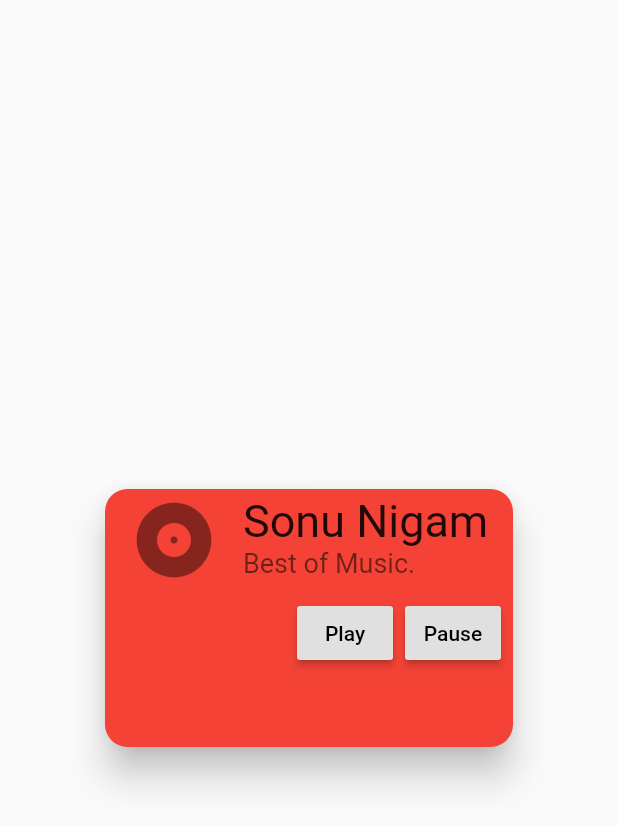
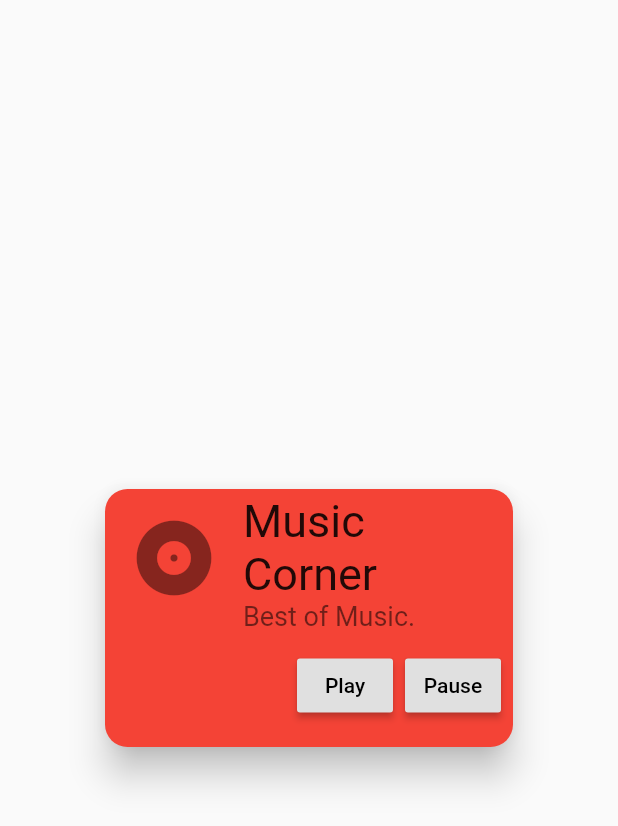
Before and after one commit to imsanjoykb/Flutter-For-Beginners, a Flutter app: the MyCardWidget widget shown alone on an empty page, opened directly, on a phone screen of 412 x 824 dp. Shown: the top 826 px of the screen. Run offline on Flutter 3.47's test engine with Material 2 defaults, Android fonts, the phone set to English and light mode, and no system bars; missing offline and left inert: dart:html.

Commit message:
Card Updated

```diff
--- a/lib/cardFlutter.dart
+++ b/lib/cardFlutter.dart
@@ -38,7 +38,7 @@
           children: <Widget>[
             const ListTile(
               leading: Icon(Icons.album, size: 60),
-              title: Text('Sonu Nigam', style: TextStyle(fontSize: 30.0)),
+              title: Text('Music Corner', style: TextStyle(fontSize: 30.0)),
               subtitle: Text('Best of Music.', style: TextStyle(fontSize: 18.0)),
             ),
             ButtonBar(
```
